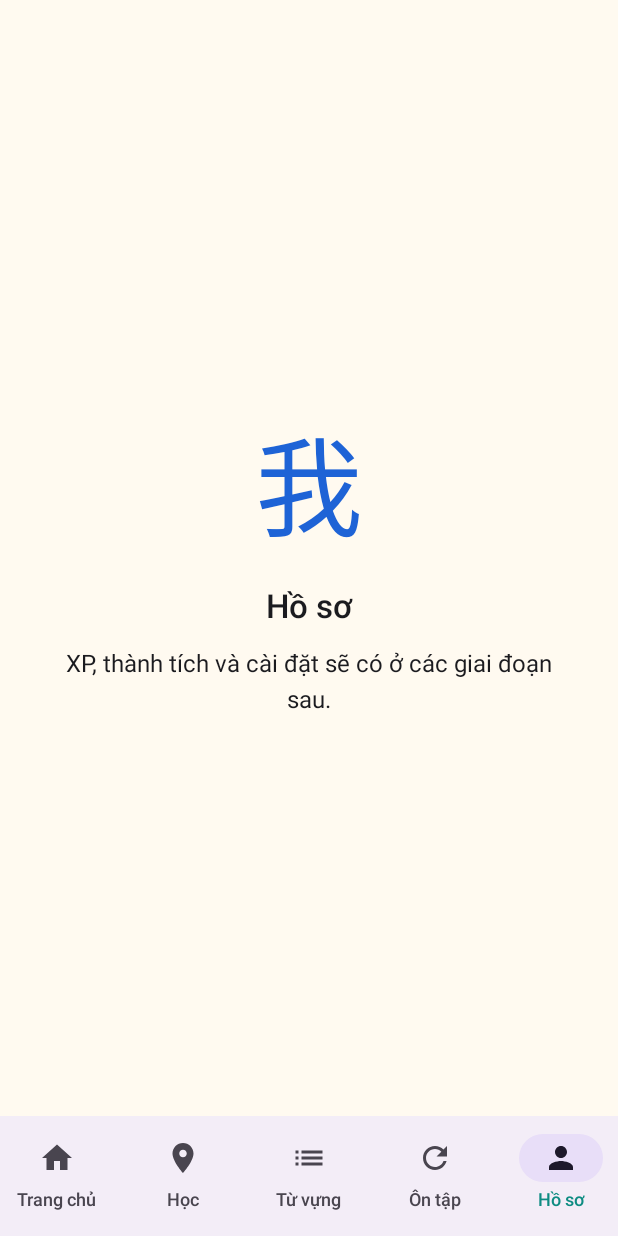
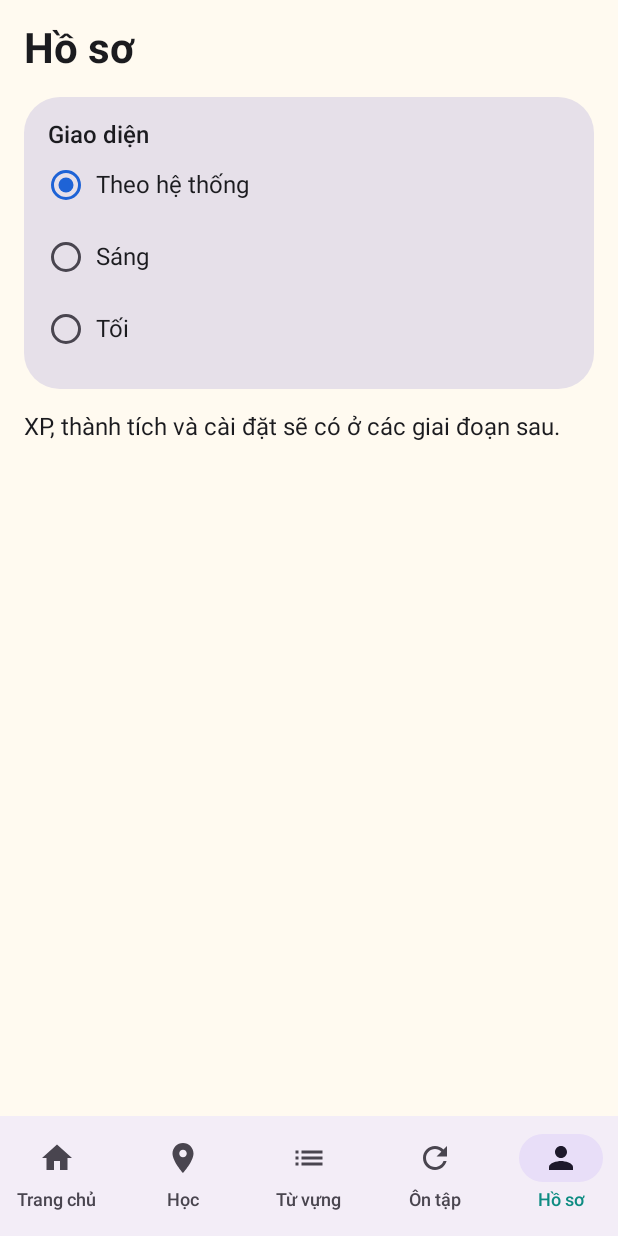
Before and after one commit to baxuan874-creator/Hanzi, an Android app built with Jetpack Compose: the ProfileScreen screen opened through its navigation route, on a phone screen of 412 x 824 dp. Run offline under Robolectric (Android 15) with nearby library versions, the phone set to English and light mode, and no system bars.

Commit message:
Phase 1 task 2: components and dark mode

```diff
--- a/app/build.gradle.kts
+++ b/app/build.gradle.kts
@@ -13,8 +13,8 @@ android {
         applicationId = "com.hanzijourney.app"
         minSdk = 26
         targetSdk = 34
-        versionCode = 3
-        versionName = "0.0.3-phase1"
+        versionCode = 4
+        versionName = "0.0.4-phase1"
     }
 
     buildTypes {
@@ -45,6 +45,7 @@ dependencies {
     implementation("androidx.compose.ui:ui-tooling-preview")
     implementation("androidx.compose.material3:material3")
     implementation("androidx.navigation:navigation-compose:2.8.2")
+    implementation("androidx.lifecycle:lifecycle-viewmodel-compose:2.8.6")
     implementation("androidx.room:room-runtime:2.6.1")
     implementation("androidx.room:room-ktx:2.6.1")
     ksp("androidx.room:room-compiler:2.6.1")
--- a/app/src/main/java/com/hanzijourney/app/MainActivity.kt
+++ b/app/src/main/java/com/hanzijourney/app/MainActivity.kt
@@ -1,22 +1,46 @@
 package com.hanzijourney.app
 
+import android.graphics.Color
 import android.os.Bundle
 import androidx.activity.ComponentActivity
+import androidx.activity.SystemBarStyle
 import androidx.activity.compose.setContent
 import androidx.activity.enableEdgeToEdge
+import androidx.compose.foundation.isSystemInDarkTheme
 import androidx.compose.foundation.layout.fillMaxSize
 import androidx.compose.material3.MaterialTheme
 import androidx.compose.material3.Surface
+import androidx.compose.runtime.DisposableEffect
+import androidx.compose.runtime.collectAsState
+import androidx.compose.runtime.getValue
 import androidx.compose.ui.Modifier
+import com.hanzijourney.app.domain.model.DarkModeSetting
+import com.hanzijourney.app.domain.model.UserSettings
 import com.hanzijourney.app.ui.navigation.HanziAppRoot
 import com.hanzijourney.app.ui.theme.HanziJourneyTheme
 
 class MainActivity : ComponentActivity() {
     override fun onCreate(savedInstanceState: Bundle?) {
         super.onCreate(savedInstanceState)
-        enableEdgeToEdge()
+        val repository = (application as HanziApp).container.settingsRepository
         setContent {
-            HanziJourneyTheme {
+            val settings by repository.settings.collectAsState(initial = UserSettings())
+            val systemDark = isSystemInDarkTheme()
+            val dark = when (settings.darkMode) {
+                DarkModeSetting.SYSTEM -> systemDark
+                DarkModeSetting.LIGHT -> false
+                DarkModeSetting.DARK -> true
+            }
+            DisposableEffect(dark) {
+                enableEdgeToEdge(
+                    statusBarStyle = if (dark) SystemBarStyle.dark(Color.TRANSPARENT)
+                    else SystemBarStyle.light(Color.TRANSPARENT, Color.TRANSPARENT),
+                    navigationBarStyle = if (dark) SystemBarStyle.dark(Color.TRANSPARENT)
+                    else SystemBarStyle.light(Color.TRANSPARENT, Color.TRANSPARENT)
+                )
+                onDispose {}
+            }
+            HanziJourneyTheme(darkTheme = dark) {
                 Surface(modifier = Modifier.fillMaxSize(), color = MaterialTheme.colorScheme.background) {
                     HanziAppRoot()
                 }
--- /dev/null
+++ b/app/src/main/java/com/hanzijourney/app/ui/profile/ProfileViewModel.kt
@@ -0,0 +1,33 @@
+package com.hanzijourney.app.ui.profile
+
+import androidx.lifecycle.ViewModel
+import androidx.lifecycle.ViewModelProvider
+import androidx.lifecycle.viewModelScope
+import androidx.lifecycle.viewmodel.initializer
+import androidx.lifecycle.viewmodel.viewModelFactory
+import com.hanzijourney.app.HanziApp
+import com.hanzijourney.app.data.prefs.SettingsRepository
+import com.hanzijourney.app.domain.model.DarkModeSetting
+import com.hanzijourney.app.domain.model.UserSettings
+import kotlinx.coroutines.flow.SharingStarted
+import kotlinx.coroutines.flow.StateFlow
+import kotlinx.coroutines.flow.stateIn
+import kotlinx.coroutines.launch
+
+class ProfileViewModel(private val repository: SettingsRepository) : ViewModel() {
+    val settings: StateFlow<UserSettings> = repository.settings
+        .stateIn(viewModelScope, SharingStarted.WhileSubscribed(5_000), UserSettings())
+
+    fun setDarkMode(mode: DarkModeSetting) {
+        viewModelScope.launch { repository.setDarkMode(mode) }
+    }
+
+    companion object {
+        val Factory: ViewModelProvider.Factory = viewModelFactory {
+            initializer {
+                val app = this[ViewModelProvider.AndroidViewModelFactory.APPLICATION_KEY] as HanziApp
+                ProfileViewModel(app.container.settingsRepository)
+            }
+        }
+    }
+}
--- a/app/src/main/java/com/hanzijourney/app/ui/screens/ProfileScreen.kt
+++ b/app/src/main/java/com/hanzijourney/app/ui/screens/ProfileScreen.kt
@@ -1,15 +1,68 @@
 package com.hanzijourney.app.ui.screens
 
+import androidx.compose.foundation.layout.Arrangement
+import androidx.compose.foundation.layout.Column
+import androidx.compose.foundation.layout.Row
+import androidx.compose.foundation.layout.Spacer
+import androidx.compose.foundation.layout.fillMaxWidth
+import androidx.compose.foundation.layout.heightIn
+import androidx.compose.foundation.layout.padding
+import androidx.compose.foundation.layout.width
+import androidx.compose.foundation.rememberScrollState
+import androidx.compose.foundation.selection.selectable
+import androidx.compose.foundation.verticalScroll
+import androidx.compose.material3.Card
+import androidx.compose.material3.MaterialTheme
+import androidx.compose.material3.RadioButton
+import androidx.compose.material3.Text
 import androidx.compose.runtime.Composable
+import androidx.compose.runtime.getValue
+import androidx.compose.ui.Alignment
+import androidx.compose.ui.Modifier
 import androidx.compose.ui.res.stringResource
+import androidx.compose.ui.semantics.Role
+import androidx.lifecycle.viewmodel.compose.viewModel
+import androidx.compose.runtime.collectAsState
 import com.hanzijourney.app.R
-import com.hanzijourney.app.ui.components.EmptyState
+import com.hanzijourney.app.domain.model.DarkModeSetting
+import com.hanzijourney.app.ui.profile.ProfileViewModel
+import com.hanzijourney.app.ui.theme.Spacing
 
 @Composable
-fun ProfileScreen() {
-    EmptyState(
-        glyph = "我",
-        title = stringResource(R.string.profile_title),
-        message = stringResource(R.string.profile_empty)
-    )
+fun ProfileScreen(viewModel: ProfileViewModel = viewModel(factory = ProfileViewModel.Factory)) {
+    val settings by viewModel.settings.collectAsState()
+    Column(
+        modifier = Modifier.fillMaxWidth().verticalScroll(rememberScrollState()).padding(Spacing.md),
+        verticalArrangement = Arrangement.spacedBy(Spacing.md)
+    ) {
+        Text(stringResource(R.string.profile_title), style = MaterialTheme.typography.headlineMedium)
+        Card(modifier = Modifier.fillMaxWidth(), shape = MaterialTheme.shapes.large) {
+            Column(modifier = Modifier.padding(Spacing.md)) {
+                Text(stringResource(R.string.profile_appearance), style = MaterialTheme.typography.titleMedium)
+                val options = listOf(
+                    DarkModeSetting.SYSTEM to R.string.dark_mode_system,
+                    DarkModeSetting.LIGHT to R.string.dark_mode_light,
+                    DarkModeSetting.DARK to R.string.dark_mode_dark
+                )
+                options.forEach { (mode, labelRes) ->
+                    Row(
+                        modifier = Modifier
+                            .fillMaxWidth()
+                            .heightIn(min = Spacing.touchTarget)
+                            .selectable(
+                                selected = settings.darkMode == mode,
+                                onClick = { viewModel.setDarkMode(mode) },
+                                role = Role.RadioButton
+                            ),
+                        verticalAlignment = Alignment.CenterVertically
+                    ) {
+                        RadioButton(selected = settings.darkMode == mode, onClick = null)
+                        Spacer(Modifier.width(Spacing.sm))
+                        Text(stringResource(labelRes), style = MaterialTheme.typography.bodyLarge)
+                    }
+                }
+            }
+        }
+        Text(stringResource(R.string.profile_empty), style = MaterialTheme.typography.bodyLarge)
+    }
 }
--- a/app/src/main/res/values/strings.xml
+++ b/app/src/main/res/values/strings.xml
@@ -18,4 +18,14 @@
     <string name="review_empty">Chưa có thẻ nào đến hạn ôn. Lịch ôn sẽ bắt đầu sau khi bạn học bài đầu tiên.</string>
     <string name="profile_title">Hồ sơ</string>
     <string name="profile_empty">XP, thành tích và cài đặt sẽ có ở các giai đoạn sau.</string>
+
+    <string name="profile_appearance">Giao diện</string>
+    <string name="dark_mode_system">Theo hệ thống</string>
+    <string name="dark_mode_light">Sáng</string>
+    <string name="dark_mode_dark">Tối</string>
+
+    <string name="badge_locked">Đã khóa</string>
+    <string name="badge_available">Sẵn sàng</string>
+    <string name="badge_completed">Hoàn thành</string>
+    <string name="progress_percent">%1$d%%</string>
 </resources>
```
Also changed, not shown: app/src/main/java/com/hanzijourney/app/ui/components/HanziButton.kt (added, +21 -0 lines), app/src/main/java/com/hanzijourney/app/ui/components/HanziProgressBar.kt (added, +35 -0 lines), app/src/main/java/com/hanzijourney/app/ui/components/LearnMap.kt (added, +31 -0 lines), app/src/main/java/com/hanzijourney/app/ui/components/LessonCard.kt (added, +51 -0 lines), app/src/main/java/com/hanzijourney/app/ui/components/StatusBadge.kt (added, +26 -0 lines), 2 other files.
